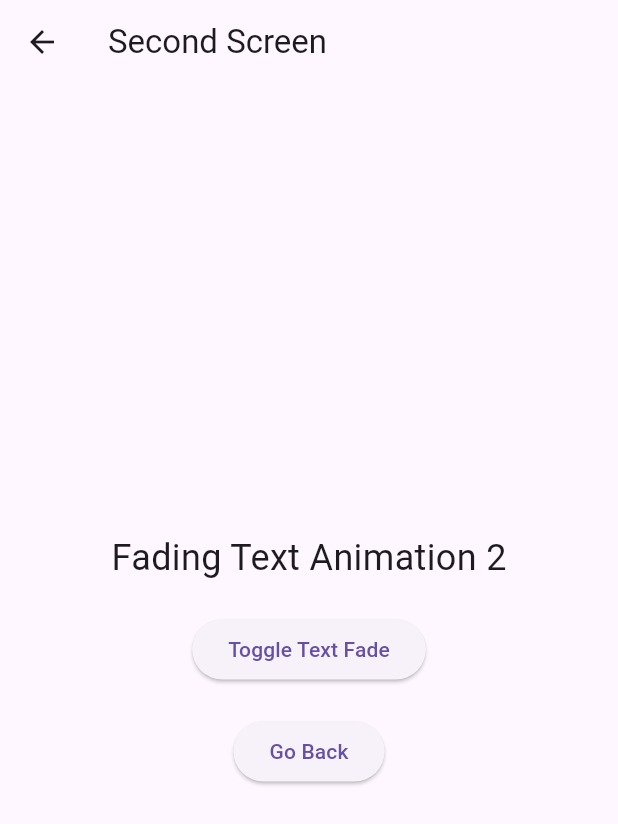
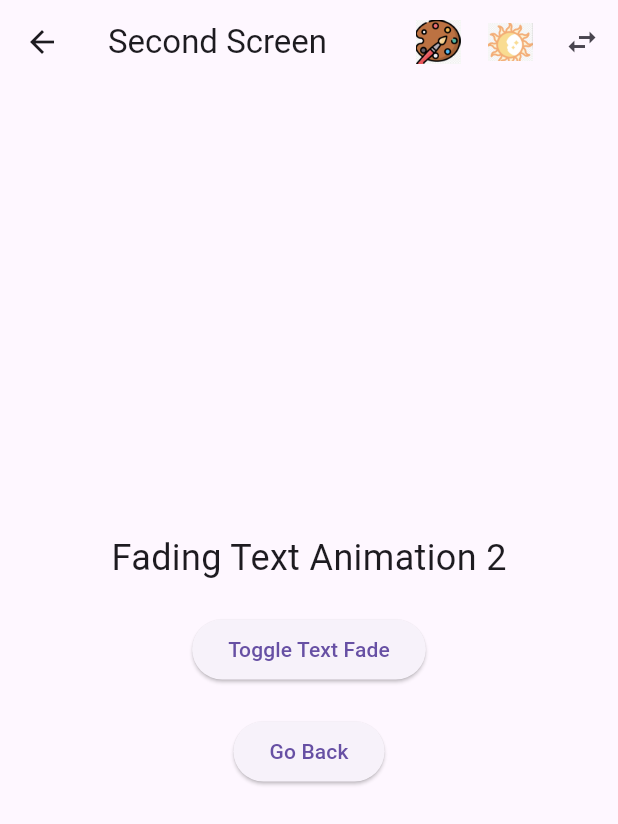
Before and after one commit to Gregory-Vaughan/ica7, a Flutter app: the screen it shows after launch, after a tap on the "swap horiz" icon, on a phone screen of 412 x 824 dp. Shown: the top 824 px of the screen. Run offline on Flutter 3.47's test engine with Material 3 defaults, Android fonts, the light colour scheme and no system bars.

Commit message:
Added toggles to second screen

```diff
--- a/act_7/lib/main.dart
+++ b/act_7/lib/main.dart
@@ -45,8 +45,8 @@
   final List<String> _texts = [
     "Hello, Flutter!",
     "Animations are cool!",
-    "But hard to do :( )",
-    "It was woth it tho!",
+    "But hard to do :(",
+    "It was worth it tho!",
   ];
 
   void toggleVisibility() {
@@ -117,26 +117,24 @@
               height: 30,
             ),
           ),
-        IconButton(
+          IconButton(
             onPressed: () {
-              // Navigate to SecondScreen
               Navigator.push(
                 context,
-                MaterialPageRoute(builder: (context) => SecondScreen()),
+                MaterialPageRoute(builder: (context) => SecondScreen(toggleTheme: widget.toggleTheme, pickColor: _pickColor)),
               );
             },
-            icon: Icon(Icons.swap_horiz), // Swap screens icon
+            icon: const Icon(Icons.swap_horiz),
           ),
-
         ],
       ),
       body: Center(
         child: AnimatedOpacity(
           opacity: _isVisible ? 1.0 : 0.0,
-          duration: const Duration(milliseconds: 800), // Faster fade effect
-          curve: Curves.easeInOut, // Smooth transition
+          duration: const Duration(milliseconds: 800),
+          curve: Curves.easeInOut,
           child: Text(
-            _texts[_currentTextIndex], // Dynamic text change
+            _texts[_currentTextIndex],
             style: TextStyle(fontSize: 24, color: _textColor),
           ),
         ),
@@ -148,13 +146,19 @@
     );
   }
 }
+
 class SecondScreen extends StatefulWidget {
+  final VoidCallback toggleTheme;
+  final VoidCallback pickColor;
+
+  const SecondScreen({super.key, required this.toggleTheme, required this.pickColor});
+
   @override
   _SecondScreenState createState() => _SecondScreenState();
 }
 
 class _SecondScreenState extends State<SecondScreen> {
-  bool _isVisible = true; // Controls visibility of text
+  bool _isVisible = true;
 
   void toggleVisibility() {
     setState(() {
@@ -166,7 +170,31 @@
   Widget build(BuildContext context) {
     return Scaffold(
       appBar: AppBar(
-        title: Text('Second Screen'),
+        title: const Text('Second Screen'),
+        actions: [
+          IconButton(
+            icon: Image.asset(
+              'assets/color_pallete_toggle.png',
+              width: 30,
+              height: 30,
+            ),
+            onPressed: widget.pickColor,
+          ),
+          IconButton(
+            onPressed: widget.toggleTheme,
+            icon: Image.asset(
+              'assets/day_night_toggle.png',
+              width: 30,
+              height: 30,
+            ),
+          ),
+          IconButton(
+            onPressed: () {
+              Navigator.pop(context);
+            },
+            icon: const Icon(Icons.swap_horiz),
+          ),
+        ],
       ),
       body: Center(
         child: Column(
@@ -174,24 +202,24 @@
           children: [
             AnimatedOpacity(
               opacity: _isVisible ? 1.0 : 0.0,
-              duration: Duration(seconds: 2), // Different duration
-              child: Text(
+              duration: const Duration(seconds: 2),
+              curve: Curves.easeInOut,
+              child: const Text(
                 'Fading Text Animation 2',
                 style: TextStyle(fontSize: 24),
               ),
             ),
-            SizedBox(height: 20), // Adds spacing
+            const SizedBox(height: 20),
             ElevatedButton(
-              onPressed: toggleVisibility, // Toggle visibility
-              child: Text('Toggle Text Fade'),
+              onPressed: toggleVisibility,
+              child: const Text('Toggle Text Fade'),
             ),
-            SizedBox(height: 20), // Adds spacing
+            const SizedBox(height: 20),
             ElevatedButton(
               onPressed: () {
-                // Navigate back to the first screen
                 Navigator.pop(context);
               },
-              child: Text('Go Back'), // Back button
+              child: const Text('Go Back'),
             ),
           ],
         ),
```
